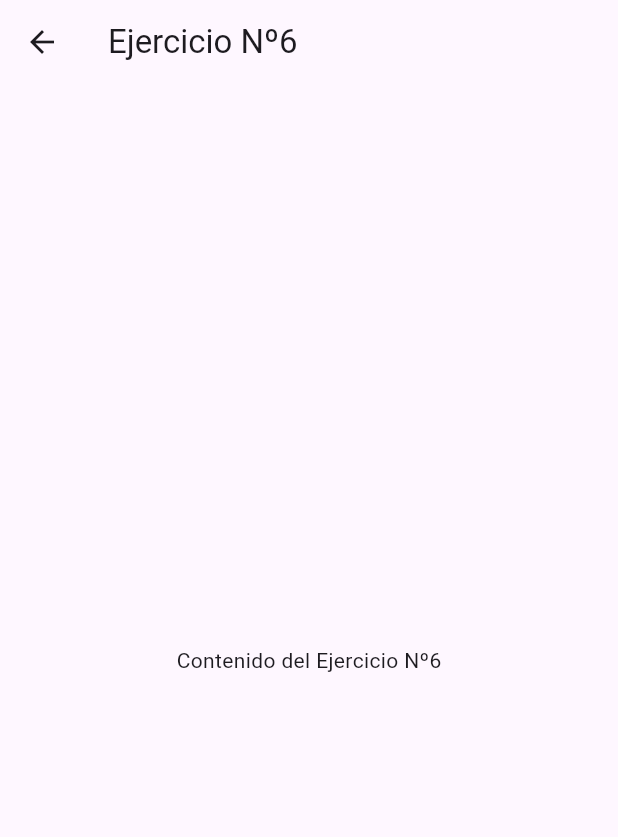
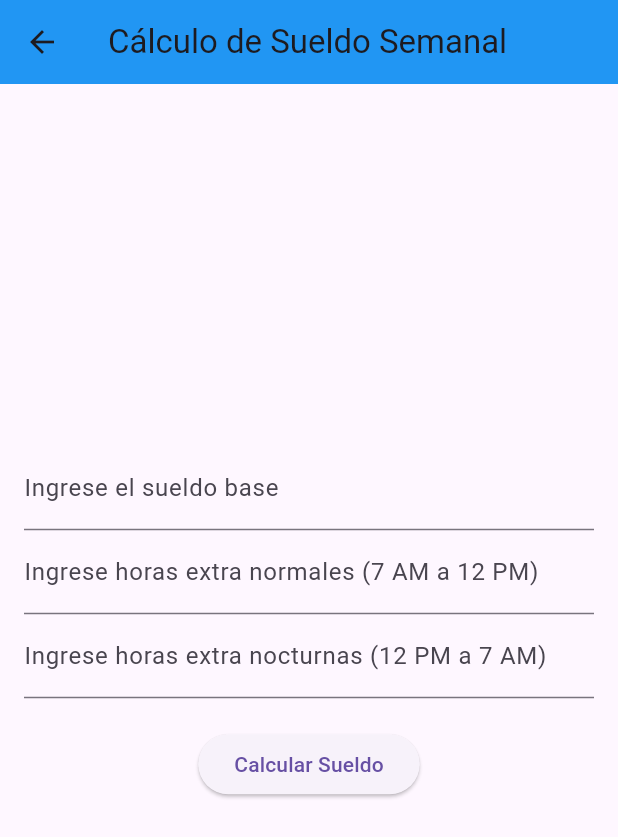
Before and after one commit to Jcnazate11/Moviles_Tarea1, a Flutter app: the screen it shows after launch, in the side drawer, after a tap on "Ejercicio Nº6", on a phone screen of 412 x 824 dp. Shown: the top 837 px of the screen. Run offline on Flutter 3.47's test engine with Material 3 defaults, Android fonts, the phone set to English and light mode, and no system bars.

Commit message:
Update Ejer6.dart

```diff
--- a/eje1_intercambio/lib/Paginas/Ejer6.dart
+++ b/eje1_intercambio/lib/Paginas/Ejer6.dart
@@ -1,14 +1,83 @@
 import 'package:flutter/material.dart';
 
-class Ejer6 extends StatelessWidget {
+class Ejer6 extends StatefulWidget {
+  @override
+  _Ejer6State createState() => _Ejer6State();
+}
+
+class _Ejer6State extends State<Ejer6> {
+  final TextEditingController _controllerSueldoBase = TextEditingController();
+  final TextEditingController _controllerHorasNormales = TextEditingController();
+  final TextEditingController _controllerHorasNocturnas = TextEditingController();
+
+  String resultado = '';
+
+  void calcularSueldoSemanal() {
+    setState(() {
+      // Valores constantes para el cálculo
+      const double VALOR_HORA_NORMAL = 2000;
+      const double VALOR_HORA_NOCTURNA = 1.3 * VALOR_HORA_NORMAL;
+
+      // Convertir los valores ingresados a números
+      double? sueldoBase = double.tryParse(_controllerSueldoBase.text);
+      double? horasNormales = double.tryParse(_controllerHorasNormales.text);
+      double? horasNocturnas = double.tryParse(_controllerHorasNocturnas.text);
+
+      // Verificar que los valores ingresados son válidos
+      if (sueldoBase == null || horasNormales == null || horasNocturnas == null) {
+        resultado = 'Por favor, ingrese valores numéricos válidos.';
+        return;
+      }
+
+      // Calcular el sueldo semanal
+      double sueldoSemanal = sueldoBase +
+          (horasNormales * VALOR_HORA_NORMAL) +
+          (horasNocturnas * VALOR_HORA_NOCTURNA);
+
+      resultado = 'El sueldo semanal del trabajador es: \$${sueldoSemanal.toStringAsFixed(2)}';
+    });
+  }
+
   @override
   Widget build(BuildContext context) {
     return Scaffold(
       appBar: AppBar(
-        title: Text('Ejercicio Nº6'),
+        title: Text('Cálculo de Sueldo Semanal'),
+        backgroundColor: Colors.blue,
       ),
-      body: Center(
-        child: Text('Contenido del Ejercicio Nº6'),
+      body: Padding(
+        padding: const EdgeInsets.all(16.0),
+        child: Column(
+          mainAxisAlignment: MainAxisAlignment.center,
+          children: [
+            TextField(
+              controller: _controllerSueldoBase,
+              keyboardType: TextInputType.number,
+              decoration: InputDecoration(labelText: 'Ingrese el sueldo base'),
+            ),
+            TextField(
+              controller: _controllerHorasNormales,
+              keyboardType: TextInputType.number,
+              decoration: InputDecoration(labelText: 'Ingrese horas extra normales (7 AM a 12 PM)'),
+            ),
+            TextField(
+              controller: _controllerHorasNocturnas,
+              keyboardType: TextInputType.number,
+              decoration: InputDecoration(labelText: 'Ingrese horas extra nocturnas (12 PM a 7 AM)'),
+            ),
+            SizedBox(height: 20),
+            ElevatedButton(
+              onPressed: calcularSueldoSemanal,
+              child: Text('Calcular Sueldo'),
+            ),
+            SizedBox(height: 20),
+            Text(
+              resultado,
+              style: TextStyle(fontSize: 20, color: Colors.black),
+              textAlign: TextAlign.center,
+            ),
+          ],
+        ),
       ),
     );
   }
```
